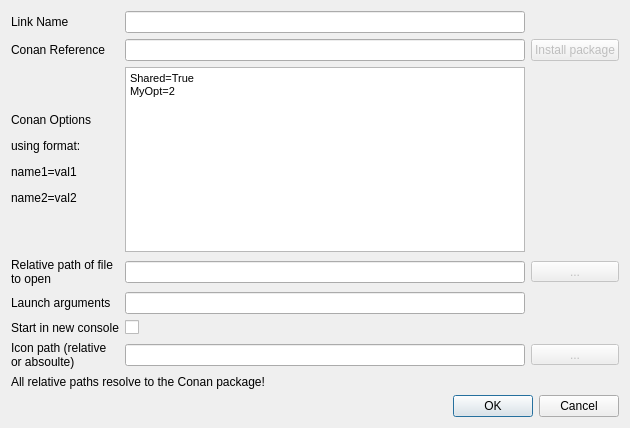
Old version of the form src/conan_app_launcher/ui/views/app_grid/dialogs/app_edit_dialog.ui in the repository goszpeti/conan_explorer.
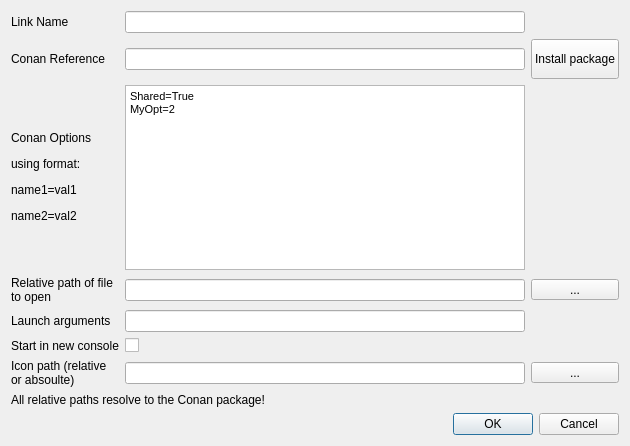
New version of the form. Custom widgets are drawn as their Qt base class.

Commit message:
Feature/app edit dialog advanced fncs (#113)
* Implement extra edit dialog functions
* Bump up to version 1.3.0

Patch:
```diff
--- a/src/conan_app_launcher/ui/views/app_grid/dialogs/app_edit_dialog.ui
+++ b/src/conan_app_launcher/ui/views/app_grid/dialogs/app_edit_dialog.ui
@@ -6,8 +6,8 @@
    <rect>
     <x>0</x>
     <y>0</y>
-    <width>612</width>
-    <height>428</height>
+    <width>626</width>
+    <height>446</height>
    </rect>
   </property>
   <property name="sizePolicy">
@@ -25,6 +25,9 @@
   <layout class="QVBoxLayout" name="verticalLayout">
    <item>
     <layout class="QGridLayout" name="edit_grid" rowstretch="1,1,0,0,0,0,0" columnstretch="0,1,0">
+     <property name="sizeConstraint">
+      <enum>QLayout::SetMinAndMaxSize</enum>
+     </property>
      <item row="2" column="1">
       <widget class="QTextEdit" name="conan_opts_text_edit">
        <property name="sizePolicy">
@@ -74,10 +77,7 @@
       </widget>
      </item>
      <item row="6" column="2">
-      <widget class="QToolButton" name="toolButton_3">
-       <property name="enabled">
-        <bool>false</bool>
-       </property>
+      <widget class="QToolButton" name="icon_browse_button">
        <property name="sizePolicy">
         <sizepolicy hsizetype="MinimumExpanding" vsizetype="Fixed">
          <horstretch>0</horstretch>
@@ -90,10 +90,7 @@
       </widget>
      </item>
      <item row="3" column="2">
-      <widget class="QToolButton" name="toolButton_2">
-       <property name="enabled">
-        <bool>false</bool>
-       </property>
+      <widget class="QToolButton" name="executable_browse_button">
        <property name="sizePolicy">
         <sizepolicy hsizetype="MinimumExpanding" vsizetype="Fixed">
          <horstretch>0</horstretch>
@@ -109,9 +106,12 @@
       </widget>
      </item>
      <item row="1" column="2">
-      <widget class="QPushButton" name="pushButton">
-       <property name="enabled">
-        <bool>false</bool>
+      <widget class="QPushButton" name="install_button">
+       <property name="sizePolicy">
+        <sizepolicy hsizetype="Minimum" vsizetype="MinimumExpanding">
+         <horstretch>0</horstretch>
+         <verstretch>0</verstretch>
+        </sizepolicy>
        </property>
        <property name="text">
         <string>Install package</string>
@@ -148,7 +148,7 @@
        <property name="minimumSize">
         <size>
          <width>0</width>
-         <height>0</height>
+         <height>40</height>
         </size>
        </property>
        <property name="text">
@@ -168,6 +168,12 @@
      </item>
      <item row="1" column="1">
       <widget class="ConanRefLineEdit" name="conan_ref_line_edit">
+       <property name="sizePolicy">
+        <sizepolicy hsizetype="Expanding" vsizetype="Fixed">
+         <horstretch>0</horstretch>
+         <verstretch>0</verstretch>
+        </sizepolicy>
+       </property>
        <property name="minimumSize">
         <size>
          <width>400</width>
@@ -184,7 +190,14 @@
       </widget>
      </item>
      <item row="4" column="1">
-      <widget class="QLineEdit" name="args_line_edit"/>
+      <widget class="QLineEdit" name="args_line_edit">
+       <property name="sizePolicy">
+        <sizepolicy hsizetype="Expanding" vsizetype="MinimumExpanding">
+         <horstretch>0</horstretch>
+         <verstretch>0</verstretch>
+        </sizepolicy>
+       </property>
+      </widget>
      </item>
      <item row="6" column="0">
       <widget class="QLabel" name="icon_label">
```
The commit also changes 31 other files.
